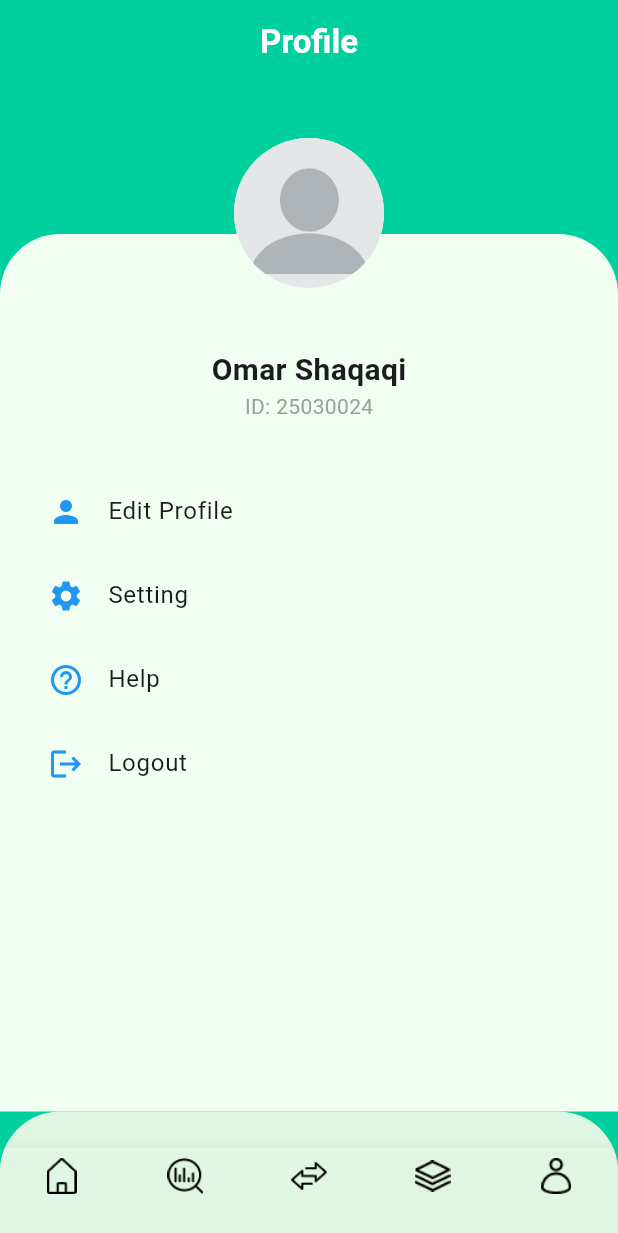
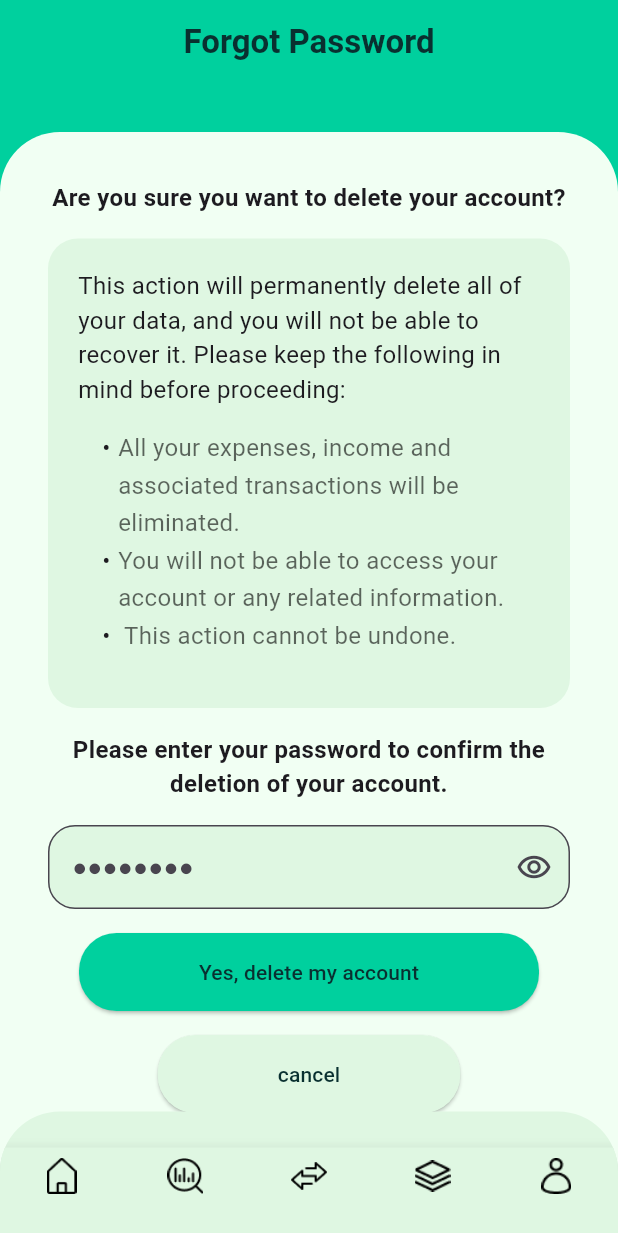
Before and after one commit to OmarShaqaqi/SWE412, a Flutter app: the screen it shows after launch, on a phone screen of 412 x 824 dp. Shown: the top 1233 px of the screen. Run offline on Flutter 3.47's test engine with Material 3 defaults, Android fonts, the phone set to English and light mode, and no system bars.

Commit message:
adding new hierarichy for better organization (profile folder)

```diff
--- a/senior_project/lib/main.dart
+++ b/senior_project/lib/main.dart
@@ -2,7 +2,11 @@ import 'package:flutter/material.dart';
 import "../screens/signup.dart";
 import "../screens/login.dart";
 import "../screens/forgot_password.dart";
-import "./screens/profile.dart";
+import "screens/profile/profile.dart";
+import "screens/profile/profile_edit.dart";
+import "screens/profile/profile_settings.dart";
+import "./screens/forgot_password.dart";
+import "screens/profile/delete_account.dart";
 
 void main() {
   runApp(const MyApp());
@@ -16,7 +20,7 @@ class MyApp extends StatelessWidget {
   Widget build(BuildContext context) {
     return  MaterialApp(
       title: 'Senior Project',
-      home: const ProfileScreen(),
+      home:  DeleteAccountScreen(),
     );
   }
 }
--- /dev/null
+++ b/senior_project/lib/screens/profile/delete_account.dart
@@ -0,0 +1,242 @@
+import 'package:flutter/material.dart';
+import "../../widgets/custom_bottom_navigation_bar.dart";
+import "../../widgets/bullet_list.dart";
+import "../../widgets/password.dart";
+
+class DeleteAccountScreen extends StatefulWidget {
+  const DeleteAccountScreen({super.key});
+
+  @override
+  State<DeleteAccountScreen> createState() => _DeleteAccountState();
+}
+
+class _DeleteAccountState extends State<DeleteAccountScreen> {
+  Future<void> _deleteDialog(BuildContext context) {
+    return showDialog(
+        context: context,
+        builder: (BuildContext context) {
+          return AlertDialog(
+            actionsAlignment: MainAxisAlignment.center,
+            titlePadding: const EdgeInsets.all(16),
+            title: const Text(
+              "Delete Account",
+              textAlign: TextAlign.center,
+              style: TextStyle(fontWeight: FontWeight.bold),
+            ),
+            content: Container(
+              height: 180,
+              child: const Column(children: [
+                Text(
+                  "Are you sure you want to delete your account?",
+                  style: TextStyle(
+                    fontSize: 16,
+                    fontWeight: FontWeight.bold,
+                  ),
+                ),
+                SizedBox(
+                  height: 10,
+                ),
+                Text(
+                    "By deleting your account, you agree that you understand the consequences of this "
+                    "action and that you agree to permanently delete your account and all associated data. ")
+              ]),
+            ),
+            actions: <Widget>[
+              Column(
+                children: [
+                  SizedBox(
+                    width: 200,
+                    height: 60,
+                    child: ElevatedButton(
+                      onPressed: () {
+                        // Handle account deletion
+                        Navigator.of(context).pop(); // Close dialog
+                        print("Account deleted");
+                      },
+                      style: ElevatedButton.styleFrom(
+                        backgroundColor: const Color.fromARGB(255, 0, 208, 158),
+                        padding: const EdgeInsets.symmetric(
+                            vertical: 10, horizontal: 10),
+                        shape: RoundedRectangleBorder(
+                          borderRadius: BorderRadius.circular(25.0),
+                        ),
+                      ),
+                      child: const Text(
+                        "Yes, Delete my Account",
+                        style: TextStyle(
+                          color: Color.fromARGB(255, 9, 48, 48),
+                        ),
+                      ),
+                    ),
+                  ),
+                  const SizedBox(
+                    height: 10,
+                  ),
+                  SizedBox(
+                    width: 200,
+                    height: 60,
+                    child: ElevatedButton(
+                      onPressed: () {
+                        Navigator.of(context).pop(); // Close dialog
+                        print("canceld");
+                      },
+                      style: ElevatedButton.styleFrom(
+                        backgroundColor:
+                            const Color.fromARGB(255, 223, 247, 226),
+                        padding: const EdgeInsets.symmetric(
+                            vertical: 10, horizontal: 10),
+                        shape: RoundedRectangleBorder(
+                          borderRadius: BorderRadius.circular(25.0),
+                        ),
+                      ),
+                      child: const Text(
+                        "Cancel",
+                        style: TextStyle(
+                          color: Color.fromARGB(255, 9, 48, 48),
+                        ),
+                      ),
+                    ),
+                  ),
+                ],
+              ),
+            ],
+          );
+        });
+  }
+
+  @override
+  Widget build(BuildContext context) {
+    final screenHeight = MediaQuery.of(context).size.height;
+
+    return Scaffold(
+      backgroundColor: const Color.fromARGB(255, 0, 208, 158),
+      appBar: AppBar(
+        title: const Center(
+          child: Text(
+            "Forgot Password",
+            style: TextStyle(
+              color: Color.fromARGB(255, 9, 48, 48),
+              fontWeight: FontWeight.bold,
+            ),
+          ),
+        ),
+        backgroundColor: const Color.fromARGB(255, 0, 208, 158),
+      ),
+      extendBody: true,
+      body: SingleChildScrollView(
+        child: Container(
+          height: screenHeight,
+          margin: const EdgeInsets.only(
+            top: 32,
+          ),
+          padding: const EdgeInsets.only(
+            top: 32,
+            left: 32,
+            right: 32,
+          ),
+          decoration: const BoxDecoration(
+            color: Color.fromARGB(255, 241, 255, 243),
+            borderRadius: BorderRadius.only(
+              topLeft: Radius.circular(40),
+              topRight: Radius.circular(40),
+            ),
+          ),
+          child: Center(
+            child: Column(
+              children: [
+                const Text(
+                  "Are you sure you want to delete your account?",
+                  style: TextStyle(
+                    fontSize: 16,
+                    fontWeight: FontWeight.bold,
+                  ),
+                  textAlign: TextAlign.center,
+                ),
+                Container(
+                  padding: const EdgeInsets.all(20),
+                  decoration: const BoxDecoration(
+                    color: Color.fromARGB(255, 223, 247, 226),
+                    borderRadius: BorderRadius.all(
+                      Radius.circular(20),
+                    ),
+                  ),
+                  margin: const EdgeInsets.only(
+                    top: 16,
+                  ),
+                  child: const Column(
+                    children: [
+                      Text(
+                        "This action will permanently delete all of your data, and you will not be able to recover it. "
+                        "Please keep the following in mind before proceeding: ",
+                        style: TextStyle(
+                          fontSize: 16,
+                        ),
+                      ),
+                      BulletList(
+                        strings: [
+                          "All your expenses, income and associated transactions will be eliminated.",
+                          "You will not be able to access your account or any related information.",
+                          " This action cannot be undone."
+                        ],
+                      ),
+                    ],
+                  ),
+                ),
+                const SizedBox(height: 16),
+                const Text(
+                  "Please enter your password to confirm the deletion of your account.",
+                  style: TextStyle(
+                    fontSize: 16,
+                    fontWeight: FontWeight.bold,
+                  ),
+                  textAlign: TextAlign.center,
+                ),
+                const SizedBox(height: 16),
+                const Password(),
+                const SizedBox(height: 16),
+                ElevatedButton(
+                  onPressed: () {
+                    _deleteDialog(context);
+                  },
+                  style: ElevatedButton.styleFrom(
+                    backgroundColor: const Color.fromARGB(255, 0, 208, 158),
+                    padding: const EdgeInsets.symmetric(
+                        vertical: 16, horizontal: 80),
+                    shape: RoundedRectangleBorder(
+                      borderRadius: BorderRadius.circular(25.0),
+                    ),
+                  ),
+                  child: const Text(
+                    "Yes, delete my account",
+                    style: TextStyle(
+                      color: Color.fromARGB(255, 9, 48, 48),
+                    ),
+                  ),
+                ),
+                const SizedBox(height: 16),
+                ElevatedButton(
+                  onPressed: () {},
+                  style: ElevatedButton.styleFrom(
+                    backgroundColor: const Color.fromARGB(255, 223, 247, 226),
+                    padding: const EdgeInsets.symmetric(
+                        vertical: 16, horizontal: 80),
+                    shape: RoundedRectangleBorder(
+                      borderRadius: BorderRadius.circular(25.0),
+                    ),
+                  ),
+                  child: const Text(
+                    "cancel",
+                    style: TextStyle(
+                      color: Color.fromARGB(255, 9, 48, 48),
+                    ),
+                  ),
+                ),
+              ],
+            ),
+          ),
+        ),
+      ),
+      bottomNavigationBar: const CustomBottomNavigationBar(),
+    );
+  }
+}
--- a/senior_project/lib/screens/profile.dart
+++ b/senior_project/lib/screens/profile/profile.dart
@@ -1,5 +1,5 @@
 import 'package:flutter/material.dart';
-import '../widgets/custom_bottom_navigation_bar.dart';
+import '../../widgets/custom_bottom_navigation_bar.dart';
 
 class ProfileScreen extends StatefulWidget {
   const ProfileScreen({super.key});
--- /dev/null
+++ b/senior_project/lib/widgets/bullet_list.dart
@@ -0,0 +1,49 @@
+import 'package:flutter/material.dart';
+
+class BulletList extends StatelessWidget {
+  final List<String> strings;
+
+  const BulletList({super.key,required this.strings});
+
+  @override
+  Widget build(BuildContext context) {
+    return Container(
+      alignment: Alignment.centerLeft,
+      padding: EdgeInsets.fromLTRB(16, 15, 16, 16),
+      child: Column(
+        crossAxisAlignment: CrossAxisAlignment.start,
+        children: strings.map((str) {
+          return Row(
+            crossAxisAlignment: CrossAxisAlignment.start,
+            children: [
+              const Text(
+                '\u2022',
+                style: TextStyle(
+                  fontSize: 16,
+                  height: 1.55,
+                ),
+              ),
+              const SizedBox(
+                width: 5,
+              ),
+              Expanded(
+                child:  Container(
+                  child: Text(
+                    str,
+                    textAlign: TextAlign.left,
+                    softWrap: true,
+                    style: TextStyle(
+                      fontSize: 16,
+                      color: Colors.black.withOpacity(0.6),
+                      height: 1.55,
+                    ),
+                  ),
+                ),
+              ),
+            ],
+          );
+        }).toList(),
+      ),
+    );
+  }
+}
```
Also changed, not shown: senior_project/lib/screens/profile/password_settings.dart (added, +93 -0 lines), senior_project/lib/screens/profile/profile_edit.dart (added, +208 -0 lines), senior_project/lib/screens/profile/profile_settings.dart (added, +112 -0 lines), senior_project/lib/screens/profile/profile_help.dart (added), senior_project/lib/screens/profile/profile_logout.dart (added), senior_project/lib/screens/profile_logout.dart (deleted), senior_project/lib/screens/profile_settings.dart (deleted).
